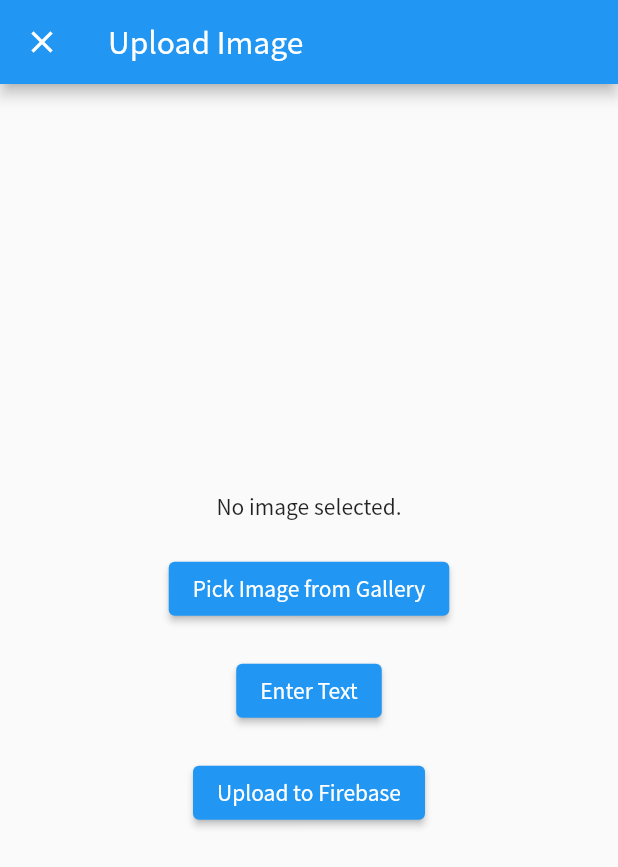
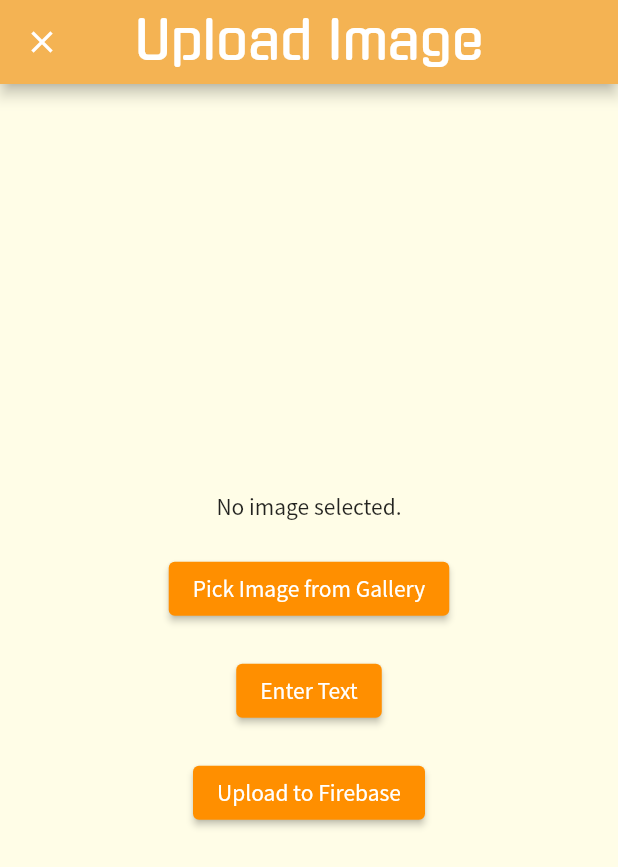
Before and after one commit to 6eom9eun/timeDam, a Flutter app: the WritePage screen opened directly, on a phone screen of 412 x 824 dp. Shown: the top 867 px of the screen. Run offline on Flutter 3.47's test engine with Material 2 defaults, Android fonts, the phone set to English and light mode, and no system bars; our stand-ins replace cloud_firestore, firebase_auth, firebase_core, firebase_storage, google_sign_in, image_picker and 1 more; accounts and stored records are empty.

Commit message:
app bar change

```diff
--- a/lib/screens/writePage.dart
+++ b/lib/screens/writePage.dart
@@ -2,6 +2,7 @@ import 'dart:io';
 import 'package:flutter/material.dart';
 import 'package:image_picker/image_picker.dart';
 import 'package:firebase_storage/firebase_storage.dart';
+import 'package:memo_re/utils/vars.dart';
 import 'package:provider/provider.dart';
 import 'package:memo_re/providers/postProvider.dart';
 
@@ -92,8 +93,14 @@ class _WritePageState extends State<WritePage> {
   @override
   Widget build(BuildContext context) {
     return Scaffold(
+      backgroundColor: Colors.yellow[50],
       appBar: AppBar(
-        title: Text('Upload Image'),
+        backgroundColor: AppColors.primaryColor(), // 앱바의 색상 설정
+        title: Text(
+          'Upload Image',
+          style: TextStyle(fontFamily:'Gugi',fontSize: 35.0),
+        ),
+        centerTitle: true,
         leading: IconButton(
           icon: Icon(Icons.close),
           onPressed: () {
@@ -111,16 +118,25 @@ class _WritePageState extends State<WritePage> {
             SizedBox(height: 20),
             ElevatedButton(
               onPressed: getImage,
+              style: ElevatedButton.styleFrom(
+                backgroundColor: Colors.amber[800],
+              ),
               child: Text('Pick Image from Gallery'),
             ),
             SizedBox(height: 20),
             ElevatedButton(
               onPressed: getText,
+              style: ElevatedButton.styleFrom(
+                backgroundColor: Colors.amber[800],
+              ),
               child: Text('Enter Text'),
             ),
             SizedBox(height: 20),
             ElevatedButton(
               onPressed: uploadFile,
+              style: ElevatedButton.styleFrom(
+                backgroundColor: Colors.amber[800],
+              ),
               child: Text('Upload to Firebase'),
             ),
           ],
```
Also changed, not shown: lib/screens/loginPage.dart (line endings or trailing spaces).
